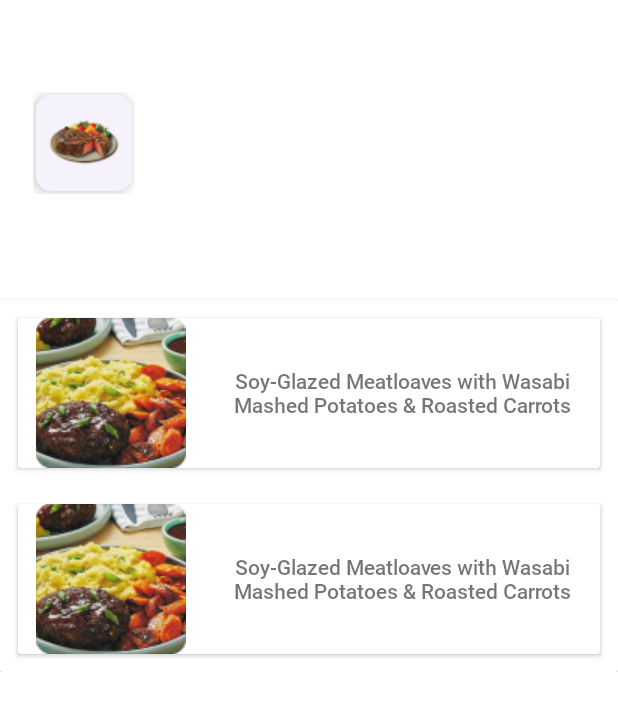
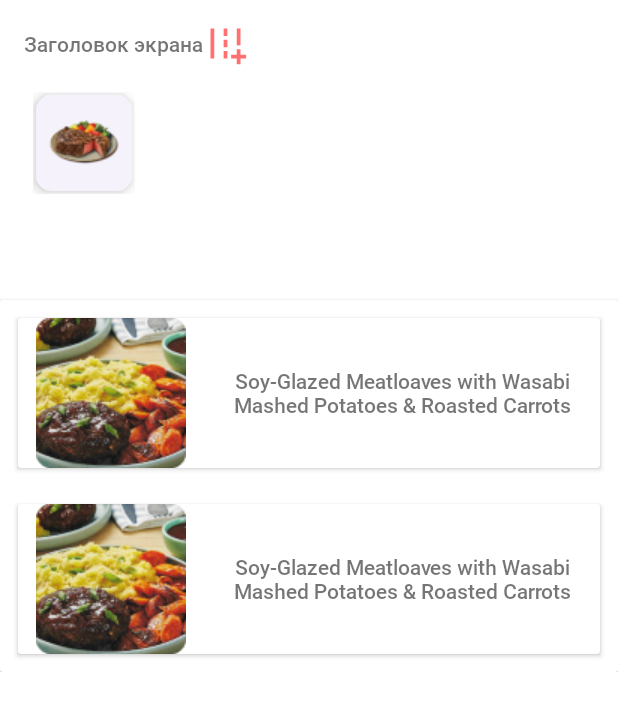
Before and after one commit to vjmo/epam_internship_android_molodchenko, an Android app: the layout fragment_meal_list.xml on its own in the app's theme, with its tools: preview values and no code run, on a phone screen of 412 x 824 dp. Shown: the top 711 px of the screen. Run offline under Robolectric (Android 15) with nearby library versions, the phone set to English and light mode, and no system bars; network calls fail.

Commit message:
[Lection 16] [Molodchenko Veronika] Screen created, images added, class FilterFragment created

```diff
--- a/lection_8/app/src/main/AndroidManifest.xml
+++ b/lection_8/app/src/main/AndroidManifest.xml
@@ -11,6 +11,7 @@
         android:label="@string/app_name"
         android:roundIcon="@mipmap/ic_launcher_round"
         android:supportsRtl="true"
+        android:name=".TestApp"
         android:theme="@style/Theme.Epaminternshipandroidmolodchenko">
         <activity android:name="com.example.epam_internship_android_molodchenko.HostMainActivity">
             <intent-filter>
--- a/lection_8/app/src/main/java/com/example/epam_internship_android_molodchenko/HostMainActivity.kt
+++ b/lection_8/app/src/main/java/com/example/epam_internship_android_molodchenko/HostMainActivity.kt
@@ -6,7 +6,7 @@ import androidx.fragment.app.FragmentManager
 import androidx.recyclerview.widget.LinearLayoutManager
 import androidx.recyclerview.widget.RecyclerView
 
-public class HostMainActivity : AppCompatActivity() {
+class HostMainActivity : AppCompatActivity() {
 
     override fun onCreate(savedInstanceState: Bundle?) {
         super.onCreate(savedInstanceState)
--- /dev/null
+++ b/lection_8/app/src/main/res/drawable/img_close.xml
@@ -0,0 +1,5 @@
+<vector android:height="24dp" android:tint="#FF7070"
+    android:viewportHeight="24" android:viewportWidth="24"
+    android:width="24dp" xmlns:android="http://schemas.android.com/apk/res/android">
+    <path android:fillColor="@android:color/white" android:pathData="M19,6.41L17.59,5 12,10.59 6.41,5 5,6.41 10.59,12 5,17.59 6.41,19 12,13.41 17.59,19 19,17.59 13.41,12z"/>
+</vector>
--- /dev/null
+++ b/lection_8/app/src/main/res/drawable/img_filter.xml
@@ -0,0 +1,10 @@
+<vector android:height="24dp" android:tint="#FF7070"
+    android:viewportHeight="24" android:viewportWidth="24"
+    android:width="24dp" xmlns:android="http://schemas.android.com/apk/res/android">
+    <path android:fillColor="@android:color/white" android:pathData="M20,18l0,-3l-2,0l0,3l-3,0l0,2l3,0l0,3l2,0l0,-3l3,0l0,-2z"/>
+    <path android:fillColor="@android:color/white" android:pathData="M18,4h2v9h-2z"/>
+    <path android:fillColor="@android:color/white" android:pathData="M4,4h2v16h-2z"/>
+    <path android:fillColor="@android:color/white" android:pathData="M11,4h2v4h-2z"/>
+    <path android:fillColor="@android:color/white" android:pathData="M11,10h2v4h-2z"/>
+    <path android:fillColor="@android:color/white" android:pathData="M11,16h2v4h-2z"/>
+</vector>
--- a/lection_8/app/src/main/res/layout/fragment_meal_list.xml
+++ b/lection_8/app/src/main/res/layout/fragment_meal_list.xml
@@ -7,6 +7,32 @@
     tools:context=".MealListFragment"
     tools:ignore="ExtraText">
 
+
+    <androidx.appcompat.widget.Toolbar
+        android:layout_width="match_parent"
+        android:layout_height="wrap_content"
+        app:layout_constraintBottom_toTopOf="@+id/rv_category"
+        app:layout_constraintEnd_toEndOf="parent"
+        app:layout_constraintStart_toStartOf="parent"
+        app:layout_constraintTop_toTopOf="parent">
+
+        <TextView
+            android:id="@+id/txt_activity"
+            android:layout_width="wrap_content"
+            android:layout_height="wrap_content"
+            android:fontFamily="@font/roboto_medium"
+            android:text="Заголовок экрана"
+            app:layout_constraintBottom_toTopOf="@+id/rv_category"
+            app:layout_constraintEnd_toStartOf="@+id/img_filter_icon"
+            app:layout_constraintStart_toStartOf="parent"
+            app:layout_constraintTop_toTopOf="parent" />
+
+        <androidx.appcompat.widget.AppCompatButton
+            android:id="@+id/img_filter_icon"
+            android:layout_width="30dp"
+            android:layout_height="30dp"
+            android:background="@drawable/img_filter"></androidx.appcompat.widget.AppCompatButton>
+    </androidx.appcompat.widget.Toolbar>
 
     <androidx.recyclerview.widget.RecyclerView
         android:id="@+id/rv_category"
@@ -48,4 +74,6 @@
             tools:listitem="@layout/item_list" />
     </androidx.cardview.widget.CardView>
 
+
+
 </androidx.constraintlayout.widget.ConstraintLayout>
--- a/lection_8/app/src/main/res/values/colors.xml
+++ b/lection_8/app/src/main/res/values/colors.xml
@@ -12,4 +12,5 @@
     <color name="btn_meat_casserole">#F5F2FC</color>
     <color name="ingred">#777777</color>
     <color name="pink">#FF7070</color>
+    <color name="light_purple">#CBC3E3</color>
 </resources>
--- a/lection_8/app/src/main/res/values/themes.xml
+++ b/lection_8/app/src/main/res/values/themes.xml
@@ -16,7 +16,7 @@
     <style name="some_id">
 
         <item name="android:textSize">
-            15sp
+            20sp
         </item>
 
         <item name="android:textColor">
```
Also changed, not shown: lection_8/app/src/main/java/com/example/epam_internship_android_molodchenko/FilterFragment.kt (added, +23 -0 lines), lection_8/app/src/main/java/com/example/epam_internship_android_molodchenko/MealListFragment.kt (+32 -1 lines), lection_8/app/src/main/res/layout/fragment_filter.xml (added, +73 -0 lines).
